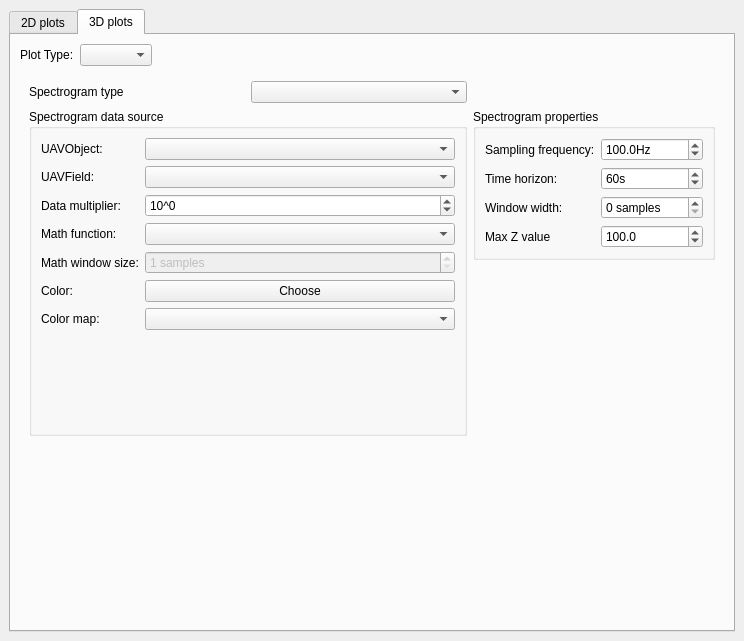
First picture: the form in ground/gcs/src/plugins/scope/scopegadgetoptionspage.ui, repository d-ronin/dRonin, before the edit.
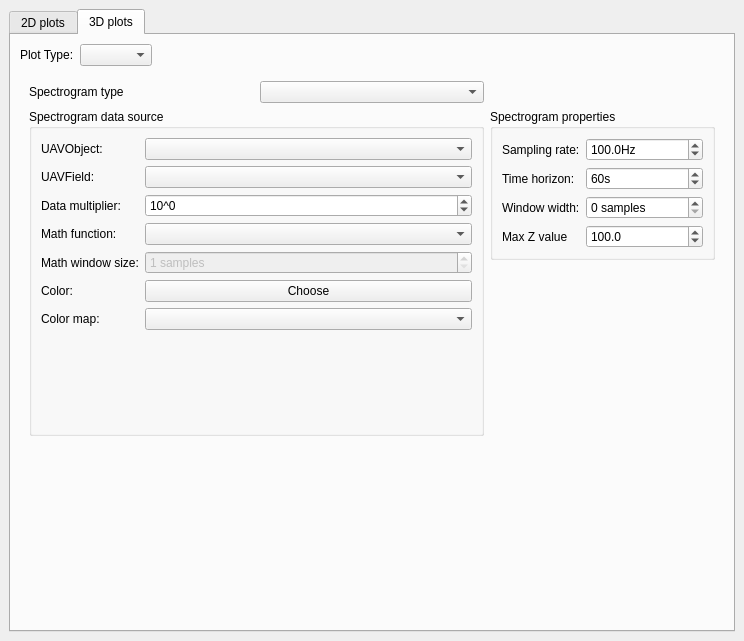
Second picture: the form after the edit.

Commit message: gcs: scopeoptions: further adjust for narrowness

Diff of the .ui file:
```diff
--- a/ground/gcs/src/plugins/scope/scopegadgetoptionspage.ui
+++ b/ground/gcs/src/plugins/scope/scopegadgetoptionspage.ui
@@ -742,7 +742,7 @@
                   <item row="0" column="0">
                    <widget class="QLabel" name="label_24">
                     <property name="text">
-                     <string>Sampling frequency:</string>
+                     <string>Sampling rate:</string>
                     </property>
                    </widget>
                   </item>
```
